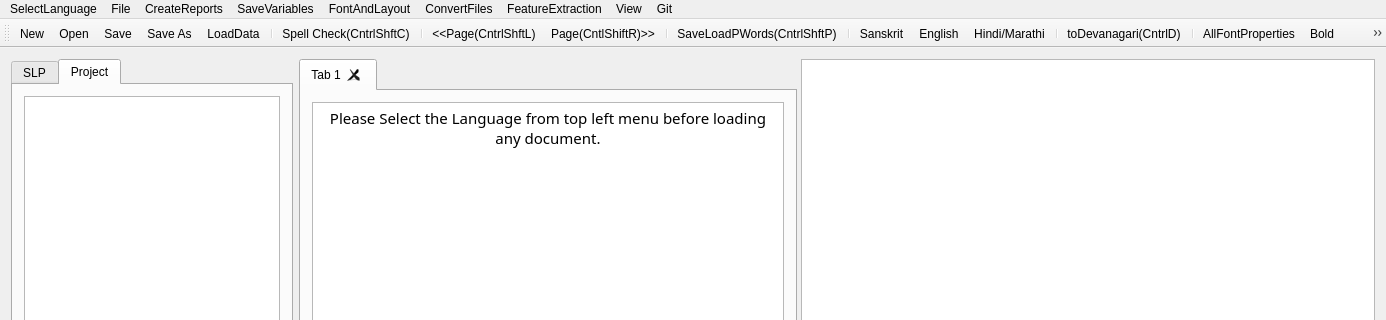
Qt form FrameWorkCode/mainwindow.ui (UDAAN-LEAP/leap-pe-tool) before a commit; both pictures show x 0 to 1386 and y 0 to 320 of the 1386 by 733 pixel window.
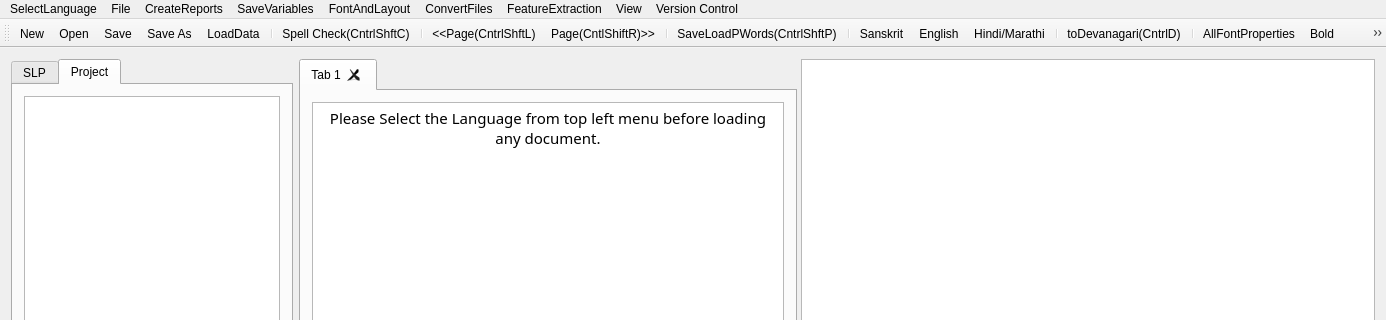
The same form after that commit. Icons and pictures are not drawn.

```diff
--- a/FrameWorkCode/mainwindow.ui
+++ b/FrameWorkCode/mainwindow.ui
@@ -300,7 +300,7 @@
    </widget>
    <widget class="QMenu" name="menuGit">
     <property name="title">
-     <string>Git</string>
+     <string>Version Control</string>
     </property>
     <addaction name="actionTurn_In"/>
     <addaction name="actionCommit"/>
```
Left out of the diff: 16 changed lines with no effect on the pictures.
